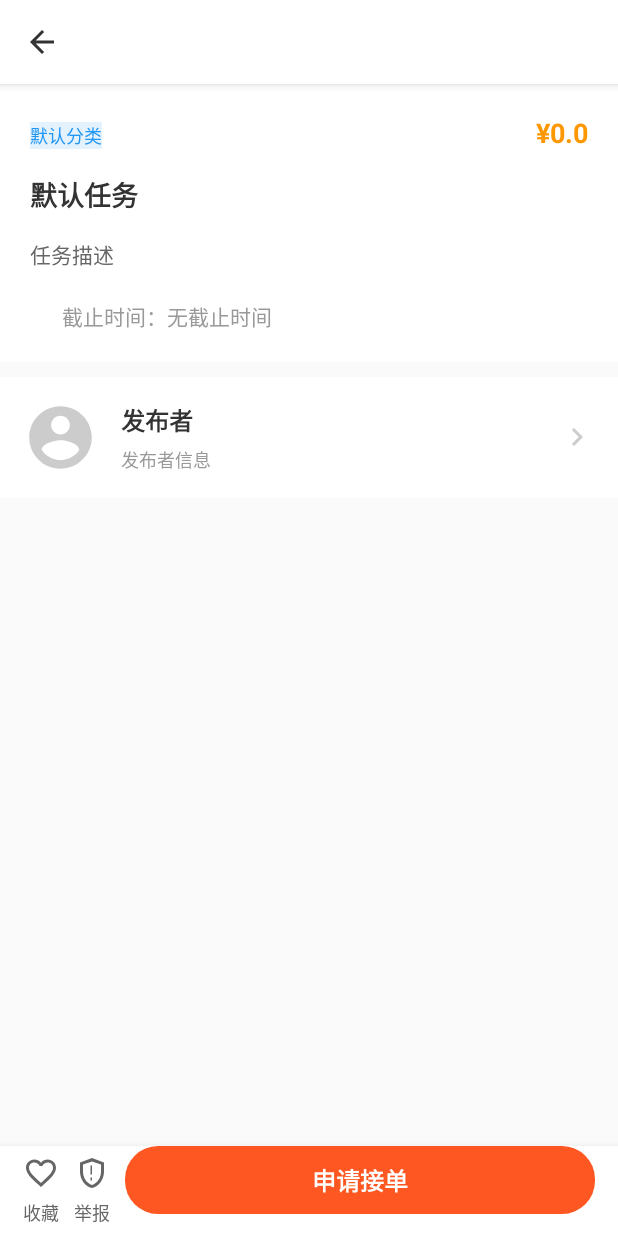
After one commit to MuYang314/school_swap, an Android app: the TaskDetailActivity screen opened directly, with no data from a screen before it, on a phone screen of 412 x 824 dp. The commit adds this screen. Run offline under Robolectric (Android 15) with nearby library versions, the phone set to English and light mode, and no system bars; our stand-ins replace CircleImageView.

Commit message:
添加任务详情页

```diff
--- a/app/src/main/AndroidManifest.xml
+++ b/app/src/main/AndroidManifest.xml
@@ -51,6 +51,11 @@
             android:exported="false"
             android:theme="@style/AppTheme">
         </activity>
+        <activity
+            android:name=".TaskDetailActivity"
+            android:theme="@style/AppTheme"
+            android:exported="false">
+        </activity>
     </application>
 
 </manifest>
--- a/app/src/main/java/com/example/myapplication/TaskActivity.java
+++ b/app/src/main/java/com/example/myapplication/TaskActivity.java
@@ -12,7 +12,6 @@ import android.view.ViewGroup;
 import android.view.inputmethod.EditorInfo;
 import android.widget.EditText;
 import android.widget.ImageView;
-import android.widget.LinearLayout;
 import android.widget.TextView;
 
 import androidx.activity.EdgeToEdge;
@@ -45,10 +44,16 @@ public class TaskActivity extends AppCompatActivity {
         EdgeToEdge.enable(this);
         setContentView(R.layout.activity_task);
 
-        /// 初始化RecyclerView
+        // 初始化RecyclerView
         taskList = findViewById(R.id.task_list);
         taskList.setLayoutManager(new LinearLayoutManager(this));
-        taskAdapter = new TaskAdapter(getDummyTasks());
+        // 设置适配器并添加点击监听
+        taskAdapter = new TaskAdapter(getDummyTasks(), taskId -> {
+            // 点击任务时跳转到详情页
+            Intent intent = new Intent(TaskActivity.this, TaskDetailActivity.class);
+            intent.putExtra("task_id", taskId);
+            startActivity(intent);
+        });
         taskList.setAdapter(taskAdapter);
 
         // 设置沉浸式状态栏
@@ -143,7 +148,11 @@ public class TaskActivity extends AppCompatActivity {
         }
 
         // 更新RecyclerView
-        taskAdapter = new TaskAdapter(filteredTasks);
+        taskAdapter = new TaskAdapter(filteredTasks, taskId -> {
+            Intent intent = new Intent(TaskActivity.this, TaskDetailActivity.class);
+            intent.putExtra("task_id", taskId);
+            startActivity(intent);
+        });
         taskList.setAdapter(taskAdapter);
     }
 
@@ -224,17 +233,21 @@ public class TaskActivity extends AppCompatActivity {
         }
 
         // 更新RecyclerView
-        taskAdapter = new TaskAdapter(tasks);
+        taskAdapter = new TaskAdapter(tasks, taskId -> {
+            Intent intent = new Intent(TaskActivity.this, TaskDetailActivity.class);
+            intent.putExtra("task_id", taskId);
+            startActivity(intent);
+        });
         taskList.setAdapter(taskAdapter);
     }
 
     // 添加不同分类的数据获取方法
     private List<Task> getLifeTasks() {
         List<Task> tasks = new ArrayList<>();
-        tasks.add(new Task("帮取快递（菜鸟驿站）", "生活类", 15,
+        tasks.add(new Task(1, "帮取快递（菜鸟驿站）", "生活类", 15,
                 "需要有人帮忙从9号宿舍楼下的菜鸟驿站取一个小件快递，送到14号楼307室，今天下午6点前送达即可。",
                 "信息学院 • 张同学", "今天17:00截止"));
-        tasks.add(new Task("代买午餐", "生活类", 10,
+        tasks.add(new Task(2, "代买午餐", "生活类", 10,
                 "帮忙从食堂带一份午餐到图书馆3楼自习区，要求12点前送达。",
                 "文学院 • 王同学", "今天12:00截止"));
         return tasks;
@@ -242,10 +255,10 @@ public class TaskActivity extends AppCompatActivity {
 
     private List<Task> getStudyTasks() {
         List<Task> tasks = new ArrayList<>();
-        tasks.add(new Task("高数作业辅导（微积分部分）", "学习类", 50,
+        tasks.add(new Task(3, "高数作业辅导（微积分部分）", "学习类", 50,
                 "需要一位数学好的同学帮忙辅导高等数学作业，主要是微积分部分，大约需要1-2小时。",
                 "工程学院 • 李同学", "明天20:00截止"));
-        tasks.add(new Task("英语口语陪练", "学习类", 80,
+        tasks.add(new Task(4, "英语口语陪练", "学习类", 80,
                 "寻找英语口语好的同学每周陪练2次，每次1小时，帮助提高口语水平。",
                 "外语学院 • 赵同学", "长期有效"));
         return tasks;
@@ -253,10 +266,10 @@ public class TaskActivity extends AppCompatActivity {
 
     private List<Task> getSkillTasks() {
         List<Task> tasks = new ArrayList<>();
-        tasks.add(new Task("社团海报设计（PS/AI）", "技能类", 200,
+        tasks.add(new Task(5, "社团海报设计（PS/AI）", "技能类", 200,
                 "需要设计一张社团招新海报，要求有创意，能够吸引新生。提供社团logo和基本信息，需要会PS或AI。",
                 "艺术学院 • 王同学", "3天后截止"));
-        tasks.add(new Task("小程序开发协助", "技能类", 500,
+        tasks.add(new Task(6, "小程序开发协助", "技能类", 500,
                 "需要一个懂微信小程序开发的同学协助完成毕业设计项目，时间比较灵活。",
                 "计算机学院 • 刘同学", "两周内有效"));
         return tasks;
@@ -264,24 +277,25 @@ public class TaskActivity extends AppCompatActivity {
 
     private List<Task> getOtherTasks() {
         List<Task> tasks = new ArrayList<>();
-        tasks.add(new Task("校园导游", "其他", 100,
+        tasks.add(new Task(7, "校园导游", "其他", 100,
                 "需要一位熟悉校园的同学带新生家长参观校园，大约2小时。",
                 "招生办 • 李老师", "本周六上午"));
-        tasks.add(new Task("活动志愿者", "其他", 0,
+        tasks.add(new Task(8, "活动志愿者", "其他", 0,
                 "招募校园开放日活动志愿者，提供志愿者证明和午餐。",
                 "团委 • 学生会", "下周日全天"));
         return tasks;
     }
+
     // 创建虚拟任务数据
     private List<Task> getDummyTasks() {
         List<Task> tasks = new ArrayList<>();
-        tasks.add(new Task("帮取快递（菜鸟驿站）", "生活类", 15,
+        tasks.add(new Task(1, "帮取快递（菜鸟驿站）", "生活类", 15,
                 "需要有人帮忙从9号宿舍楼下的菜鸟驿站取一个小件快递，送到14号楼307室，今天下午6点前送达即可。",
                 "信息学院 • 张同学", "今天17:00截止"));
-        tasks.add(new Task("高数作业辅导（微积分部分）", "学习类", 50,
+        tasks.add(new Task(3, "高数作业辅导（微积分部分）", "学习类", 50,
                 "需要一位数学好的同学帮忙辅导高等数学作业，主要是微积分部分，大约需要1-2小时。",
                 "工程学院 • 李同学", "明天20:00截止"));
-        tasks.add(new Task("社团海报设计（PS/AI）", "技能类", 200,
+        tasks.add(new Task(5, "社团海报设计（PS/AI）", "技能类", 200,
                 "需要设计一张社团招新海报，要求有创意，能够吸引新生。提供社团logo和基本信息，需要会PS或AI。",
                 "艺术学院 • 王同学", "3天后截止"));
         return tasks;
@@ -290,9 +304,16 @@ public class TaskActivity extends AppCompatActivity {
     // 任务适配器
     static class TaskAdapter extends RecyclerView.Adapter<TaskAdapter.TaskViewHolder> {
         private final List<Task> taskList;
+        private final OnItemClickListener listener;
 
-        TaskAdapter(List<Task> taskList) {
+        // 添加点击监听接口
+        interface OnItemClickListener {
+            void onItemClick(int taskId);
+        }
+
+        TaskAdapter(List<Task> taskList, OnItemClickListener listener) {
             this.taskList = taskList;
+            this.listener = listener;
         }
 
         @NonNull
@@ -312,6 +333,13 @@ public class TaskActivity extends AppCompatActivity {
             holder.taskDescription.setText(task.getDescription());
             holder.taskMeta.setText(task.getMeta());
             holder.taskDeadline.setText(task.getDeadline());
+
+            // 设置点击事件
+            holder.itemView.setOnClickListener(v -> {
+                if (listener != null) {
+                    listener.onItemClick(task.getId());
+                }
+            });
         }
 
         @Override
@@ -341,6 +369,7 @@ public class TaskActivity extends AppCompatActivity {
 
     // 任务类
     static class Task {
+        private final int id;
         private final String title;
         private final String category;
         private final int price;
@@ -348,13 +377,18 @@ public class TaskActivity extends AppCompatActivity {
         private final String meta;
         private final String deadline;
 
-        Task(String title, String category, int price, String description, String meta, String deadline) {
+        Task(int id, String title, String category, int price, String description, String meta, String deadline) {
+            this.id = id;
             this.title = title;
             this.category = category;
             this.price = price;
             this.description = description;
             this.meta = meta;
             this.deadline = deadline;
+        }
+
+        public int getId() {
+            return id;
         }
 
         public String getTitle() {
--- /dev/null
+++ b/app/src/main/java/com/example/myapplication/TaskDetailActivity.java
@@ -0,0 +1,123 @@
+package com.example.myapplication;
+
+import android.annotation.SuppressLint;
+import android.os.Bundle;
+import android.view.View;
+import android.widget.ImageButton;
+import android.widget.TextView;
+
+import androidx.appcompat.app.AppCompatActivity;
+import androidx.core.graphics.Insets;
+import androidx.core.view.ViewCompat;
+import androidx.core.view.WindowInsetsCompat;
+
+public class TaskDetailActivity extends AppCompatActivity {
+
+    @Override
+    protected void onCreate(Bundle savedInstanceState) {
+        super.onCreate(savedInstanceState);
+        setContentView(R.layout.task_detail);
+
+        // 获取返回按钮并设置点击事件
+        ImageButton backButton = findViewById(R.id.back_button);
+        backButton.setOnClickListener(new View.OnClickListener() {
+            @Override
+            public void onClick(View v) {
+                // 结束当前Activity，返回上一级
+                finish();
+            }
+        });
+
+        // 设置沉浸式状态栏
+        ViewCompat.setOnApplyWindowInsetsListener(findViewById(R.id.main), (v, insets) -> {
+            Insets systemBars = insets.getInsets(WindowInsetsCompat.Type.systemBars());
+            v.setPadding(systemBars.left, systemBars.top, systemBars.right, systemBars.bottom);
+            return insets;
+        });
+
+        // 获取传递的任务ID
+        int taskId = getIntent().getIntExtra("task_id", 0);
+
+        // TODO: 根据taskId从后端获取任务详情数据
+        // 暂时使用虚拟数据代替
+        loadTaskDetail(taskId);
+    }
+
+    @SuppressLint("SetTextI18n")
+    private void loadTaskDetail(int taskId) {
+        // 这里应该是网络请求获取任务详情
+        // 暂时使用虚拟数据演示
+
+        TaskDetail taskDetail = getMockTaskDetail(taskId);
+
+        // 更新UI
+        TextView title = findViewById(R.id.task_title);
+        TextView price = findViewById(R.id.task_price);
+        TextView description = findViewById(R.id.task_description);
+        TextView category = findViewById(R.id.task_category);
+        TextView deadline = findViewById(R.id.task_deadline);
+        TextView publisherName = findViewById(R.id.publisher_name);
+        TextView publisherMeta = findViewById(R.id.publisher_meta);
+
+        title.setText(taskDetail.getTitle());
+        price.setText("¥" + taskDetail.getPrice());
+        description.setText(taskDetail.getDescription());
+        category.setText(taskDetail.getCategory());
+        deadline.setText("截止时间：" + taskDetail.getDeadline());
+        publisherName.setText(taskDetail.getPublisherName());
+        publisherMeta.setText(taskDetail.getPublisherMeta());
+    }
+
+    private TaskDetail getMockTaskDetail(int taskId) {
+        // 根据ID返回不同的虚拟数据
+        switch (taskId) {
+            case 1:
+                return new TaskDetail(1, "高数作业辅导（微积分部分）", 50, "学习类",
+                        "需要一位数学好的同学帮忙辅导高等数学作业，主要是微积分部分，大约需要1-2小时。我是工程学院大一学生，对微积分部分理解不够透彻，希望能找到一位有耐心的学长/学姐进行一对一辅导。\n\n具体内容：\n- 函数极限与连续性\n- 导数与微分\n- 定积分与不定积分\n\n时间地点可以协商，希望能在本周内完成。",
+                        "明天 20:00", "李同学", "工程学院 · 信用良好");
+            case 2:
+                return new TaskDetail(2, "帮取快递（菜鸟驿站）", 15, "生活类",
+                        "需要有人帮忙从9号宿舍楼下的菜鸟驿站取一个小件快递，送到14号楼307室，今天下午6点前送达即可。",
+                        "今天 17:00", "张同学", "信息学院 · 好评率98%");
+            case 3:
+                return new TaskDetail(3, "社团海报设计（PS/AI）", 200, "技能类",
+                        "需要设计一张社团招新海报，要求有创意，能够吸引新生。提供社团logo和基本信息，需要会PS或AI。",
+                        "3天后", "王同学", "艺术学院 · 信用良好");
+            default:
+                return new TaskDetail(taskId, "默认任务", 0, "默认分类",
+                        "任务描述", "无截止时间", "发布者", "发布者信息");
+        }
+    }
+
+    // 任务详情数据类
+    static class TaskDetail {
+        private int id;
+        private String title;
+        private float price;
+        private String category;
+        private String description;
+        private String deadline;
+        private String publisherName;
+        private String publisherMeta;
+
+        public TaskDetail(int id, String title, float price, String category, String description,
+                          String deadline, String publisherName, String publisherMeta) {
+            this.id = id;
+            this.title = title;
+            this.price = price;
+            this.category = category;
+            this.description = description;
+            this.deadline = deadline;
+            this.publisherName = publisherName;
+            this.publisherMeta = publisherMeta;
+        }
+
+        public String getTitle() { return title; }
+        public float getPrice() { return price; }
+        public String getCategory() { return category; }
+        public String getDescription() { return description; }
+        public String getDeadline() { return deadline; }
+        public String getPublisherName() { return publisherName; }
+        public String getPublisherMeta() { return publisherMeta; }
+    }
+}
--- /dev/null
+++ b/app/src/main/res/layout/task_detail.xml
@@ -0,0 +1,254 @@
+<?xml version="1.0" encoding="utf-8"?>
+<androidx.constraintlayout.widget.ConstraintLayout xmlns:android="http://schemas.android.com/apk/res/android"
+    xmlns:app="http://schemas.android.com/apk/res-auto"
+    xmlns:tools="http://schemas.android.com/tools"
+    android:layout_width="match_parent"
+    android:layout_height="match_parent"
+    android:id="@+id/main"
+    tools:context=".TaskDetailActivity">
+
+    <!-- 顶部返回栏 -->
+    <LinearLayout
+        android:id="@+id/back_bar"
+        android:layout_width="match_parent"
+        android:layout_height="wrap_content"
+        android:orientation="horizontal"
+        android:elevation="4dp"
+        android:background="@color/white"
+        app:layout_constraintTop_toTopOf="parent">
+
+        <!-- 返回按钮 -->
+        <ImageButton
+            android:id="@+id/back_button"
+            android:layout_width="56dp"
+            android:layout_height="56dp"
+            android:contentDescription="返回上一级"
+            android:src="@drawable/ic_arrow_back"
+            android:background="@color/white"
+            app:tint="#333" />
+    </LinearLayout>
+
+    <!-- 内容区域 -->
+    <androidx.core.widget.NestedScrollView
+        android:layout_width="match_parent"
+        android:layout_height="0dp"
+        android:layout_marginBottom="0dp"
+        app:layout_constraintBottom_toTopOf="@id/action_bar"
+        app:layout_constraintTop_toBottomOf="@id/back_bar">
+
+        <LinearLayout
+            android:layout_width="match_parent"
+            android:layout_height="wrap_content"
+            android:orientation="vertical">
+
+            <!-- 任务详情卡片 -->
+            <LinearLayout
+                android:layout_width="match_parent"
+                android:layout_height="wrap_content"
+                android:background="@android:color/white"
+                android:orientation="vertical"
+                android:padding="20dp">
+
+                <!-- 任务分类和价格 - 修改为左右布局 -->
+                <LinearLayout
+                    android:layout_width="match_parent"
+                    android:layout_height="wrap_content"
+                    android:orientation="horizontal"
+                    android:layout_marginBottom="15dp" >
+
+                    <!-- 分类标签 - 左对齐 -->
+                    <TextView
+                        android:id="@+id/task_category"
+                        android:layout_width="wrap_content"
+                        android:layout_height="wrap_content"
+                        android:background="#E3F2FD"
+                        android:text="学习类"
+                        android:textColor="#2196F3"
+                        android:textSize="12sp" />
+
+                    <View
+                        android:layout_width="0dp"
+                        android:layout_height="1dp"
+                        android:layout_weight="1" />
+
+                    <!-- 价格 - 右对齐 -->
+                    <TextView
+                        android:id="@+id/task_price"
+                        android:layout_width="wrap_content"
+                        android:layout_height="wrap_content"
+                        android:text="¥50"
+                        android:textColor="#FF9800"
+                        android:textSize="18sp"
+                        android:textStyle="bold" />
+                </LinearLayout>
+
+                <!-- 任务标题 -->
+                <TextView
+                    android:id="@+id/task_title"
+                    android:layout_width="match_parent"
+                    android:layout_height="wrap_content"
+                    android:text="高数作业辅导（微积分部分）"
+                    android:textColor="#333"
+                    android:textSize="18sp"
+                    android:textStyle="bold" />
+
+                <!-- 任务描述 -->
+                <TextView
+                    android:id="@+id/task_description"
+                    android:layout_width="match_parent"
+                    android:layout_height="wrap_content"
+                    android:layout_marginTop="15dp"
+                    android:text="需要一位数学好的同学帮忙辅导高等数学作业，主要是微积分部分，大约需要1-2小时。我是工程学院大一学生，对微积分部分理解不够透彻，希望能找到一位有耐心的学长/学姐进行一对一辅导。\n\n具体内容：\n- 函数极限与连续性\n- 导数与微分\n- 定积分与不定积分\n\n时间地点可以协商，希望能在本周内完成。"
+                    android:textColor="#666"
+                    android:textSize="14sp" />
+
+                <!-- 截止时间 -->
+                <LinearLayout
+                    android:layout_width="match_parent"
+                    android:layout_height="wrap_content"
+                    android:orientation="horizontal"
+                    android:layout_marginTop="20dp"
+                    android:gravity="center_vertical">
+
+                    <ImageView
+                        android:layout_width="16dp"
+                        android:layout_height="16dp"
+                        app:tint="#999"
+                        android:layout_marginEnd="5dp"/>
+
+                    <TextView
+                        android:id="@+id/task_deadline"
+                        android:layout_width="wrap_content"
+                        android:layout_height="wrap_content"
+                        android:text="截止时间：明天 20:00"
+                        android:textColor="#999"
+                        android:textSize="14sp" />
+                </LinearLayout>
+            </LinearLayout>
+
+            <!-- 发布者信息 -->
+            <RelativeLayout
+                android:layout_width="match_parent"
+                android:layout_height="wrap_content"
+                android:layout_marginTop="10dp"
+                android:background="@android:color/white"
+                android:padding="15dp">
+
+                <de.hdodenhof.circleimageview.CircleImageView
+                    android:id="@+id/publisher_avatar"
+                    android:layout_width="50dp"
+                    android:layout_height="50dp"
+                    android:layout_alignParentStart="true"
+                    android:src="@drawable/placeholder_avatar"
+                    tools:ignore="MissingClass" />
+
+                <LinearLayout
+                    android:layout_width="wrap_content"
+                    android:layout_height="wrap_content"
+                    android:layout_centerVertical="true"
+                    android:layout_marginStart="15dp"
+                    android:layout_toStartOf="@id/arrow_icon"
+                    android:layout_toEndOf="@id/publisher_avatar"
+                    android:orientation="vertical">
+
+                    <TextView
+                        android:id="@+id/publisher_name"
+                        android:layout_width="wrap_content"
+                        android:layout_height="wrap_content"
+                        android:text="李同学"
+                        android:textColor="#333"
+                        android:textSize="16sp"
+                        android:textStyle="bold" />
+
+                    <TextView
+                        android:id="@+id/publisher_meta"
+                        android:layout_width="wrap_content"
+                        android:layout_height="wrap_content"
+                        android:layout_marginTop="5dp"
+                        android:text="工程学院 · 信用良好"
+                        android:textColor="#999"
+                        android:textSize="12sp" />
+                </LinearLayout>
+
+                <ImageView
+                    android:id="@+id/arrow_icon"
+                    android:layout_width="24dp"
+                    android:layout_height="24dp"
+                    android:layout_alignParentEnd="true"
+                    android:layout_centerVertical="true"
+                    android:src="@drawable/ic_chevron_right"
+                    app:tint="#ccc" />
+            </RelativeLayout>
+        </LinearLayout>
+    </androidx.core.widget.NestedScrollView>
+
+    <!-- 底部操作栏 -->
+    <LinearLayout
+        android:id="@+id/action_bar"
+        android:layout_width="match_parent"
+        android:layout_height="60dp"
+        android:background="@android:color/white"
+        android:elevation="8dp"
+        android:orientation="horizontal"
+        android:paddingStart="15dp"
+        android:paddingEnd="15dp"
+        app:layout_constraintBottom_toBottomOf="parent">
+
+        <LinearLayout
+            android:layout_width="wrap_content"
+            android:layout_height="match_parent"
+            android:layout_marginEnd="10dp"
+            android:gravity="center"
+            android:orientation="vertical">
+
+            <ImageView
+                android:layout_width="24dp"
+                android:layout_height="24dp"
+                android:src="@drawable/ic_favorite_border"
+                app:tint="#666" />
+
+            <TextView
+                android:layout_width="wrap_content"
+                android:layout_height="wrap_content"
+                android:layout_marginTop="5dp"
+                android:text="收藏"
+                android:textColor="#666"
+                android:textSize="12sp" />
+        </LinearLayout>
+
+        <LinearLayout
+            android:layout_width="wrap_content"
+            android:layout_height="match_parent"
+            android:layout_marginEnd="10dp"
+            android:gravity="center"
+            android:orientation="vertical">
+
+            <ImageView
+                android:layout_width="24dp"
+                android:layout_height="24dp"
+                android:src="@drawable/ic_report"
+                app:tint="#666" />
+
+            <TextView
+                android:layout_width="wrap_content"
+                android:layout_height="wrap_content"
+                android:layout_marginTop="5dp"
+                android:text="举报"
+                android:textColor="#666"
+                android:textSize="12sp" />
+        </LinearLayout>
+
+        <Button
+            android:id="@+id/apply_task_button"
+            android:layout_width="0dp"
+            android:layout_height="45dp"
+            android:layout_weight="1"
+            style="@style/Widget.AppCompat.Button.Borderless"
+            android:background="@drawable/button_primary"
+            android:text="申请接单"
+            android:textAllCaps="false"
+            android:textColor="@android:color/white"
+            android:textSize="16sp"
+            android:textStyle="bold" />
+    </LinearLayout>
+</androidx.constraintlayout.widget.ConstraintLayout>
--- a/app/src/main/res/values/themes.xml
+++ b/app/src/main/res/values/themes.xml
@@ -8,12 +8,11 @@
 
     </style>
     <style name="AppTheme" parent="Theme.AppCompat.Light.NoActionBar">
-<!--        <item name="colorPrimary">@color/white</item>-->
         <!-- 关键属性：透明状态栏 -->
         <item name="android:windowTranslucentStatus">true</item>
         <item name="android:windowTranslucentNavigation">true</item>
         <!-- 或者使用以下属性（API 21+） -->
-<!--        <item name="android:statusBarColor">@android:color/transparent</item>-->
+        <item name="android:statusBarColor">@android:color/transparent</item>
     </style>
 
     <style name="Theme.MyApplication" parent="Base.Theme.MyApplication" />
```
